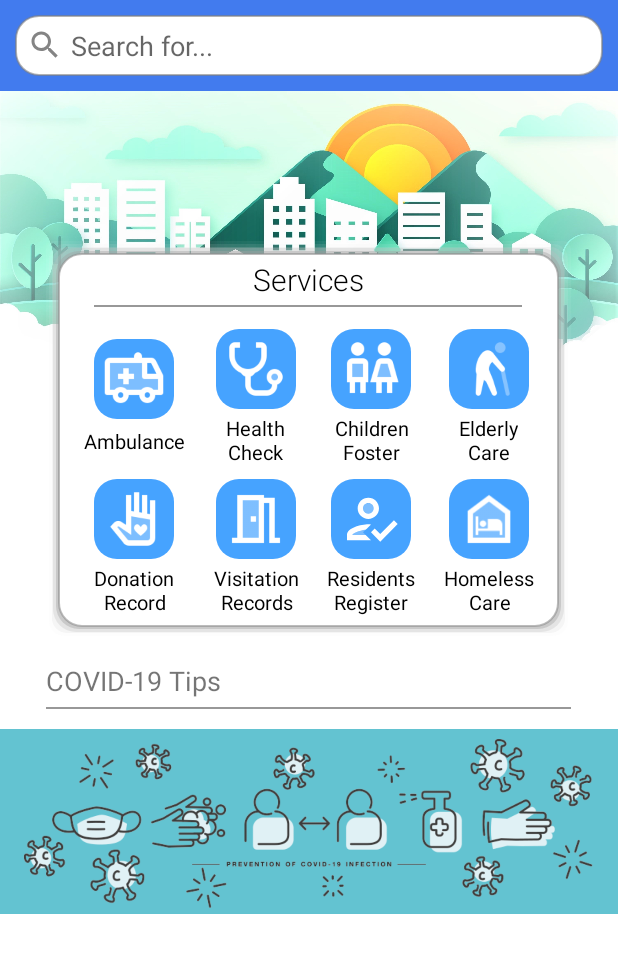
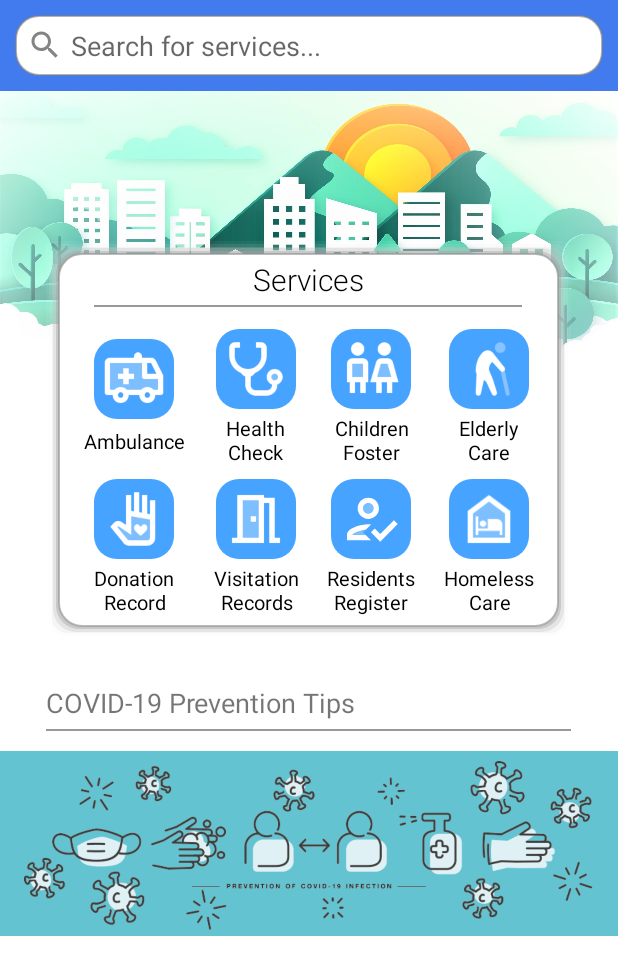
Before and after one commit to loahpotato/welfare_system, an Android app: the layout activity_home.xml on its own in the app's theme, with its tools: preview values and no code run, on a phone screen of 412 x 824 dp. Shown: the top 975 px of the screen. Run offline under Robolectric (Android 15) with nearby library versions, the phone set to English and light mode, and no system bars.

Commit message:
改了一丢丢

```diff
--- a/app/src/main/java/com/example/welfarehomesmanagementsystem/AboutUsActivity.java
+++ b/app/src/main/java/com/example/welfarehomesmanagementsystem/AboutUsActivity.java
@@ -1,5 +1,6 @@
 package com.example.welfarehomesmanagementsystem;
 
+import androidx.appcompat.app.ActionBar;
 import androidx.appcompat.app.AppCompatActivity;
 
 import android.content.Intent;
@@ -14,6 +15,10 @@ public class AboutUsActivity extends AppCompatActivity {
     protected void onCreate(Bundle savedInstanceState) {
         super.onCreate(savedInstanceState);
         setContentView(R.layout.activity_about_us);
+        //隐藏默认标题栏
+        ActionBar actionbar = getSupportActionBar();
+        if(actionbar!=null)
+            actionbar.hide();
 
         TextView contactNum = (TextView) findViewById(R.id.contactnum);
         contactNum.setOnClickListener(new View.OnClickListener() {
--- a/app/src/main/res/layout/activity_home.xml
+++ b/app/src/main/res/layout/activity_home.xml
@@ -7,23 +7,30 @@
     android:orientation="vertical"
     android:id="@+id/home"
     tools:context=".HomeActivity">
+
     <FrameLayout
+        android:id="@+id/home_search"
         android:layout_width="match_parent"
         android:layout_height="wrap_content">
         <include layout="@layout/title" />
         <include layout="@layout/search_layout" />
     </FrameLayout>
 
+    <ScrollView
+        android:layout_width="match_parent"
+        android:layout_height="wrap_content">
     <RelativeLayout
         android:layout_width="match_parent"
         android:layout_height="match_parent">
 
         <ImageView
+
             android:layout_width="match_parent"
             android:layout_height="240dp"
             android:layout_gravity="fill_horizontal"
             android:scaleType="fitXY"
             android:src="@mipmap/bg_3"/>
+
     <LinearLayout
         android:layout_width="match_parent"
         android:layout_height="match_parent"
@@ -190,13 +197,13 @@
         <LinearLayout
             android:layout_width="match_parent"
             android:layout_height="wrap_content"
-            android:layout_marginTop="15dp"
+            android:layout_marginTop="30dp"
             android:orientation="vertical">
             <TextView
                 android:layout_width="350dp"
                 android:layout_height="wrap_content"
                 android:layout_gravity="center"
-                android:text="COVID-19 Tips"
+                android:text="COVID-19 Prevention Tips"
                 android:textSize="18sp"/>
             <View
                 android:layout_width="350dp"
@@ -212,7 +219,9 @@
                 android:src="@mipmap/covid_prevention"/>
     </LinearLayout>
     </LinearLayout>
+
     </RelativeLayout>
+    </ScrollView>
 
 
 
--- a/app/src/main/res/layout/search_layout.xml
+++ b/app/src/main/res/layout/search_layout.xml
@@ -30,7 +30,7 @@
                 android:textSize="18sp"
                 android:imeOptions="actionSearch"
                 android:inputType="text"
-                android:hint="Search for..."/>
+                android:hint="Search for services..."/>
 
             <ImageView
                 android:visibility="gone"
```
Also changed, not shown: app/src/main/res/mipmap-hdpi/bg_1.png (deleted).
